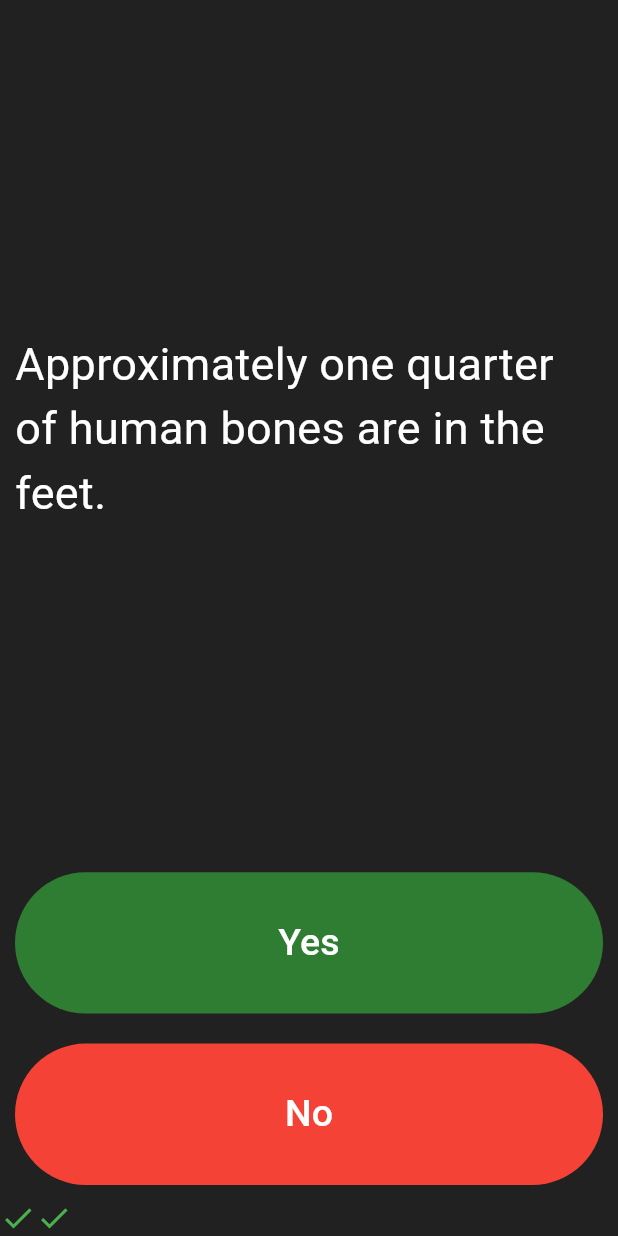
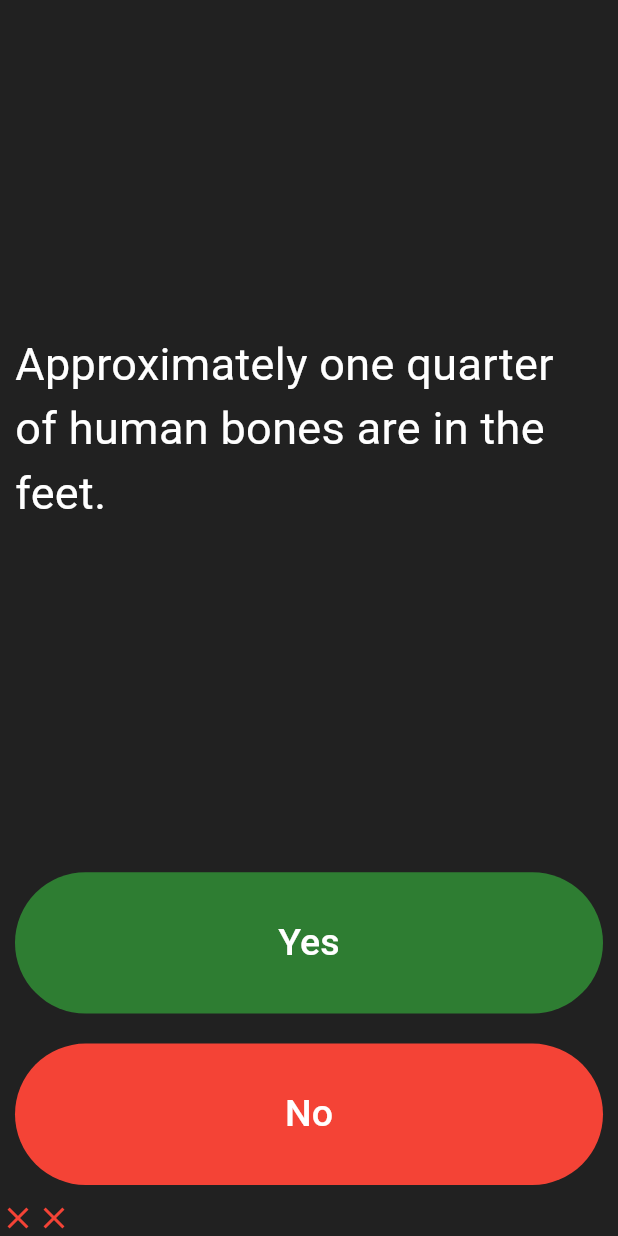
Before and after one commit to Barath-Kumar-R/Quiz_App_Flutter, a Flutter app: the screen it shows after launch, after a tap on "Yes", after a tap on "No", on a phone screen of 412 x 824 dp. Run offline on Flutter 3.47's test engine with Material 3 defaults, Android fonts, the phone set to English and light mode, and no system bars; our stand-ins replace rflutter_alert.

Commit message:
Second commit

```diff
--- a/lib/main.dart
+++ b/lib/main.dart
@@ -1,4 +1,5 @@
 import 'package:flutter/material.dart';
+import 'package:rflutter_alert/rflutter_alert.dart';
 import 'quiz_brain.dart';
 
 Quizbrain quizbrain = Quizbrain();
@@ -33,7 +34,27 @@ class _QuizAppState extends State<QuizApp> {
   int qnumber = 0;
 
   void nextquestion() {
-    if (qnumber < quizbrain.questionbank.length - 1) {
+    if (qnumber > 12) {
+      Alert(
+        context: context,
+        type: AlertType.error,
+        title: "ALERT",
+        desc: "The quiz is over",
+        buttons: [
+          DialogButton(
+            onPressed: () => Navigator.pop(context),
+            width: 120,
+            child: const Text(
+              "RESTART",
+              style: TextStyle(color: Colors.white, fontSize: 20),
+            ),
+          )
+        ],
+      ).show();
+      qnumber = 0;
+      scorekeeper = [];
+    }
+    if (qnumber < quizbrain.questionbank.length) {
       qnumber++;
     }
   }
@@ -85,8 +106,8 @@ class _QuizAppState extends State<QuizApp> {
               onPressed: () {
                 setState(
                   () {
+                    nextquestion();
                     checkanswer(true);
-                    nextquestion();
                   },
                 );
               },
@@ -106,8 +127,8 @@ class _QuizAppState extends State<QuizApp> {
               onPressed: () {
                 setState(
                   () {
+                    nextquestion();
                     checkanswer(false);
-                    nextquestion();
                   },
                 );
               },
--- a/pubspec.yaml
+++ b/pubspec.yaml
@@ -35,6 +35,7 @@ dependencies:
   # The following adds the Cupertino Icons font to your application.
   # Use with the CupertinoIcons class for iOS style icons.
   cupertino_icons: ^1.0.2
+  rflutter_alert: ^2.0.7
 
 dev_dependencies:
   flutter_test:
```
Also changed, not shown: pubspec.lock.
